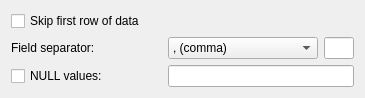
Before: the Qt Designer form Plugins/CsvImport/CsvImportOptions.ui in pawelsalawa/sqlitestudio, drawn with Qt 5.
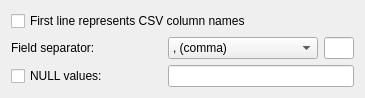
After: the same form once the commit is applied.

Commit message: CSV import option for first line as columns got renamed.

The edit to the form file:
```diff
--- a/Plugins/CsvImport/CsvImportOptions.ui
+++ b/Plugins/CsvImport/CsvImportOptions.ui
@@ -52,7 +52,7 @@
       <string>&lt;p&gt;Enable this if the first data line in your CSV file represents column names. You don't want column names to be imported into the table as a regular data.&lt;/p&gt;</string>
      </property>
      <property name="text">
-      <string>Skip first row of data</string>
+      <string>First line represents CSV column names</string>
      </property>
      <property name="cfg" stdset="0">
       <string notr="true">CsvImport.FirstRowAsColumns</string>
```
The commit also changes 3 other files.
